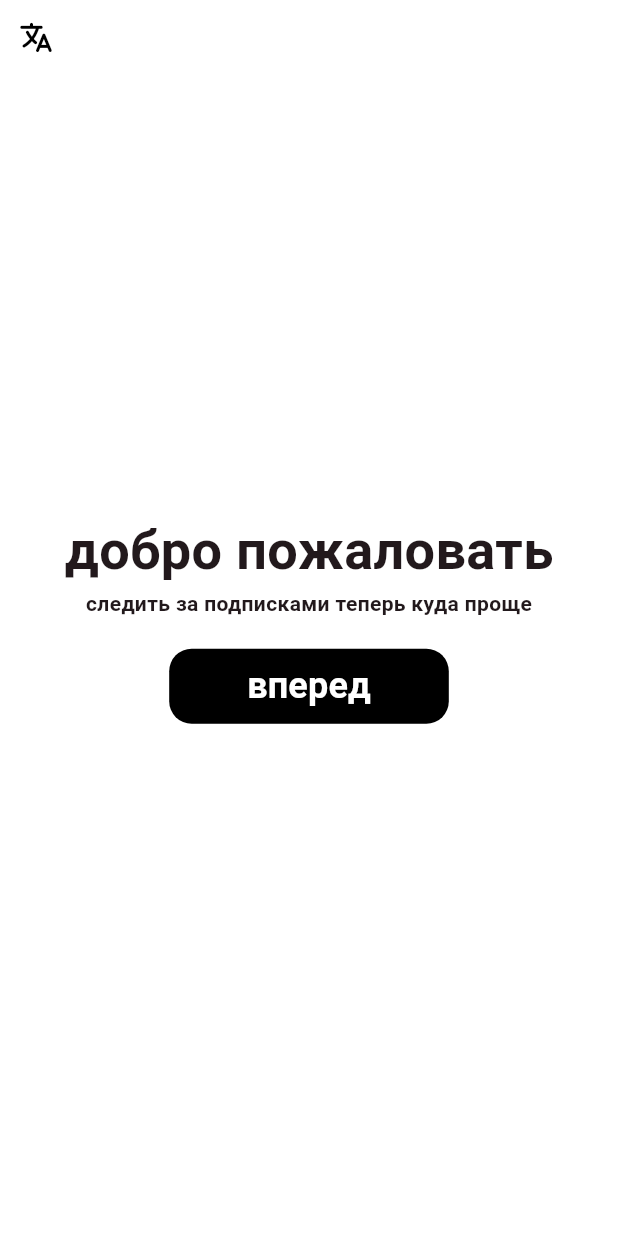
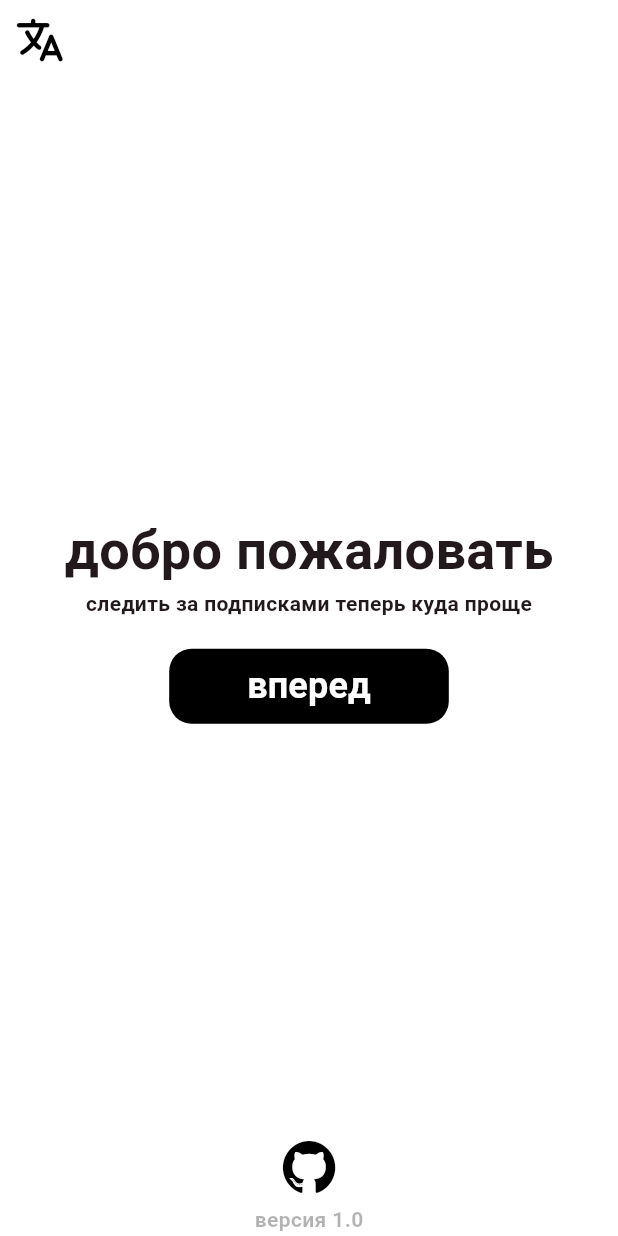
Before and after one commit to prosnake1/sub_notifier_app, a Flutter app: the screen it shows after launch, on a phone screen of 412 x 824 dp. Run offline on Flutter 3.47's test engine with Material 3 defaults, Android fonts, the phone set to English and light mode, and no system bars; our stand-ins replace get_it, go_router, shared_preferences; missing offline and left inert: slang; generated files the repository leaves out were written again; Roboto replaces fonts that are missing (Arial); project files that could hold a hidden picture were left out.

Commit message:
Added SnIconButton

```diff
--- a/lib/features/welcome/view/welcome_screen.dart
+++ b/lib/features/welcome/view/welcome_screen.dart
@@ -3,6 +3,7 @@ import 'package:sub_notifier_app/extensions/extensions.dart';
 import 'package:sub_notifier_app/icons/sn_icons.dart';
 import 'package:sub_notifier_app/routes/router.dart';
 import 'package:sub_notifier_app/theme/theme.dart';
+import 'package:sub_notifier_app/widgets/sn_icon_button.dart';
 
 class WelcomeScreen extends StatelessWidget {
   const WelcomeScreen({super.key});
@@ -12,14 +13,15 @@ class WelcomeScreen extends StatelessWidget {
     return Scaffold(
       body: SafeArea(
         child: Stack(
+          alignment: Alignment.center,
           children: [
-            IconButton(
-              alignment: Alignment.topLeft,
-              icon: Icon(
-                SnIcons.language,
-                color: Colors.black,
+            Positioned(
+              top: 1,
+              left: 1,
+              child: SnIconButton(
+                icon: Icon(SnIcons.language),
+                onTap: () {},
               ),
-              onPressed: () {},
             ),
             Center(
               child: Column(
@@ -56,6 +58,23 @@ class WelcomeScreen extends StatelessWidget {
                 ],
               ),
             ),
+            Positioned(
+              bottom: 1,
+              child: Column(
+                children: [
+                  SnIconButton(
+                    icon: Icon(SnIcons.github),
+                    onTap: () {},
+                  ),
+                  Text(
+                    'версия 1.0',
+                    style: ThemeTypography.labelLarge.copyWith(
+                      color: ThemeColors.textIconLow,
+                    ),
+                  )
+                ],
+              ),
+            ),
           ],
         ),
       ),
--- a/lib/theme/theme_colors.dart
+++ b/lib/theme/theme_colors.dart
@@ -5,8 +5,9 @@ class ThemeColors {
   static const Color white = Colors.white;
 
   static const Color textIconDefault = ThemePalette.black100;
-  static const Color textIconSecondaryDefault = ThemePalette.black80;
-  static const Color textIconTertialDefault = ThemePalette.black30;
+  static const Color textIconMedium = ThemePalette.black80;
+  static const Color textIconLow = ThemePalette.black30;
+  static const Color textIconExtraLow = ThemePalette.black10;
 
   static const Color textIconPrimaryDefault = ThemePalette.white100;
   static const Color textIconPrimaryMed = ThemePalette.white80;
--- a/lib/widgets/sn_icon_button.dart
+++ b/lib/widgets/sn_icon_button.dart
@@ -0,0 +1,37 @@
+import 'package:flutter/material.dart';
+
+enum IconButtonType { small, medium }
+
+class SnIconButton extends StatelessWidget {
+  const SnIconButton({
+    super.key,
+    required this.icon,
+    this.color = Colors.black,
+    required this.onTap,
+    this.type = IconButtonType.medium,
+  });
+
+  final Icon icon;
+  final Color color;
+  final Function() onTap;
+  final IconButtonType type;
+
+  @override
+  Widget build(BuildContext context) {
+    return IconButton(
+      icon: icon,
+      color: color,
+      onPressed: onTap,
+      iconSize: _getIconSize(),
+    );
+  }
+
+  double _getIconSize() {
+    switch (type) {
+      case IconButtonType.small:
+        return 20;
+      case IconButtonType.medium:
+        return 35;
+    }
+  }
+}
--- /dev/null
+++ b/lib/widgets/widgets.dart
@@ -0,0 +1 @@
+export 'sn_icon_button.dart';
```
Also changed, not shown: lib/features/home/view/home_screen.dart (+37 -1 lines).
